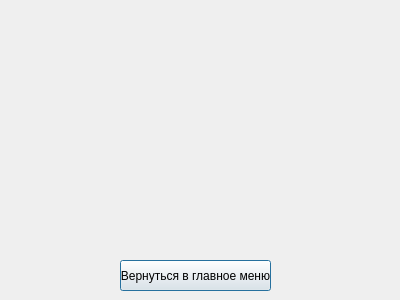
This is cookies1/aboutwindow.ui in ddzhambekova/dzhambekova_d_o as Qt 5 draws it before an edit. The edited form follows.
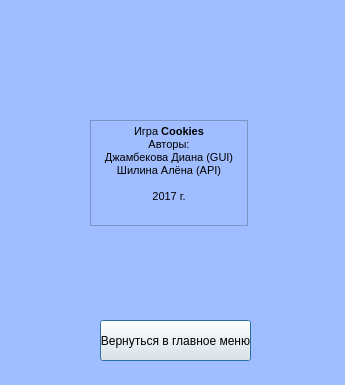
This is the edited form. Icons and pictures are not drawn.

Diff of the .ui file:
```diff
--- a/cookies1/aboutwindow.ui
+++ b/cookies1/aboutwindow.ui
@@ -6,10 +6,74 @@
    <rect>
     <x>0</x>
     <y>0</y>
-    <width>400</width>
-    <height>300</height>
+    <width>345</width>
+    <height>385</height>
    </rect>
   </property>
+  <property name="palette">
+   <palette>
+    <active>
+     <colorrole role="Base">
+      <brush brushstyle="SolidPattern">
+       <color alpha="255">
+        <red>255</red>
+        <green>255</green>
+        <blue>255</blue>
+       </color>
+      </brush>
+     </colorrole>
+     <colorrole role="Window">
+      <brush brushstyle="SolidPattern">
+       <color alpha="255">
+        <red>160</red>
+        <green>190</green>
+        <blue>255</blue>
+       </color>
+      </brush>
+     </colorrole>
+    </active>
+    <inactive>
+     <colorrole role="Base">
+      <brush brushstyle="SolidPattern">
+       <color alpha="255">
+        <red>255</red>
+        <green>255</green>
+        <blue>255</blue>
+       </color>
+      </brush>
+     </colorrole>
+     <colorrole role="Window">
+      <brush brushstyle="SolidPattern">
+       <color alpha="255">
+        <red>160</red>
+        <green>190</green>
+        <blue>255</blue>
+       </color>
+      </brush>
+     </colorrole>
+    </inactive>
+    <disabled>
+     <colorrole role="Base">
+      <brush brushstyle="SolidPattern">
+       <color alpha="255">
+        <red>160</red>
+        <green>190</green>
+        <blue>255</blue>
+       </color>
+      </brush>
+     </colorrole>
+     <colorrole role="Window">
+      <brush brushstyle="SolidPattern">
+       <color alpha="255">
+        <red>160</red>
+        <green>190</green>
+        <blue>255</blue>
+       </color>
+      </brush>
+     </colorrole>
+    </disabled>
+   </palette>
+  </property>
   <property name="windowTitle">
    <string>Cookies: About</string>
   </property>
@@ -20,16 +84,75 @@
   <widget class="QPushButton" name="backToFWButton">
    <property name="geometry">
     <rect>
-     <x>120</x>
-     <y>260</y>
+     <x>100</x>
+     <y>320</y>
      <width>151</width>
-     <height>31</height>
+     <height>41</height>
     </rect>
    </property>
    <property name="text">
     <string>Вернуться в главное меню</string>
    </property>
   </widget>
+  <widget class="QTextBrowser" name="textBrowser">
+   <property name="geometry">
+    <rect>
+     <x>90</x>
+     <y>120</y>
+     <width>158</width>
+     <height>106</height>
+    </rect>
+   </property>
+   <property name="palette">
+    <palette>
+     <active>
+      <colorrole role="Base">
+       <brush brushstyle="SolidPattern">
+        <color alpha="255">
+         <red>160</red>
+         <green>190</green>
+         <blue>255</blue>
+        </color>
+       </brush>
+      </colorrole>
+     </active>
+     <inactive>
+      <colorrole role="Base">
+       <brush brushstyle="SolidPattern">
+        <color alpha="255">
+         <red>160</red>
+         <green>190</green>
+         <blue>255</blue>
+        </color>
+       </brush>
+      </colorrole>
+     </inactive>
+     <disabled>
+      <colorrole role="Base">
+       <brush brushstyle="SolidPattern">
+        <color alpha="255">
+         <red>160</red>
+         <green>190</green>
+         <blue>255</blue>
+        </color>
+       </brush>
+      </colorrole>
+     </disabled>
+    </palette>
+   </property>
+   <property name="html">
+    <string>&lt;!DOCTYPE HTML PUBLIC &quot;-//W3C//DTD HTML 4.0//EN&quot; &quot;http://www.w3.org/TR/REC-html40/strict.dtd&quot;&gt;
+&lt;html&gt;&lt;head&gt;&lt;meta name=&quot;qrichtext&quot; content=&quot;1&quot; /&gt;&lt;style type=&quot;text/css&quot;&gt;
+p, li { white-space: pre-wrap; }
+&lt;/style&gt;&lt;/head&gt;&lt;body style=&quot; font-family:'MS Shell Dlg 2'; font-size:8.25pt; font-weight:400; font-style:normal;&quot;&gt;
+&lt;p align=&quot;center&quot; style=&quot; margin-top:0px; margin-bottom:0px; margin-left:0px; margin-right:0px; -qt-block-indent:0; text-indent:0px;&quot;&gt;Игра &lt;span style=&quot; font-weight:600;&quot;&gt;Cookies&lt;/span&gt;&lt;/p&gt;
+&lt;p align=&quot;center&quot; style=&quot; margin-top:0px; margin-bottom:0px; margin-left:0px; margin-right:0px; -qt-block-indent:0; text-indent:0px;&quot;&gt;Авторы:&lt;/p&gt;
+&lt;p align=&quot;center&quot; style=&quot; margin-top:0px; margin-bottom:0px; margin-left:0px; margin-right:0px; -qt-block-indent:0; text-indent:0px;&quot;&gt;Джамбекова Диана (GUI)&lt;/p&gt;
+&lt;p align=&quot;center&quot; style=&quot; margin-top:0px; margin-bottom:0px; margin-left:0px; margin-right:0px; -qt-block-indent:0; text-indent:0px;&quot;&gt;Шилина Алёна (API)&lt;/p&gt;
+&lt;p align=&quot;center&quot; style=&quot;-qt-paragraph-type:empty; margin-top:0px; margin-bottom:0px; margin-left:0px; margin-right:0px; -qt-block-indent:0; text-indent:0px;&quot;&gt;&lt;br /&gt;&lt;/p&gt;
+&lt;p align=&quot;center&quot; style=&quot; margin-top:0px; margin-bottom:0px; margin-left:0px; margin-right:0px; -qt-block-indent:0; text-indent:0px;&quot;&gt;2017 г.&lt;/p&gt;&lt;/body&gt;&lt;/html&gt;</string>
+   </property>
+  </widget>
  </widget>
  <resources>
   <include location="../../images/resource.qrc"/>
```
Left out of the diff: 2 changed lines with no effect on the pictures.
